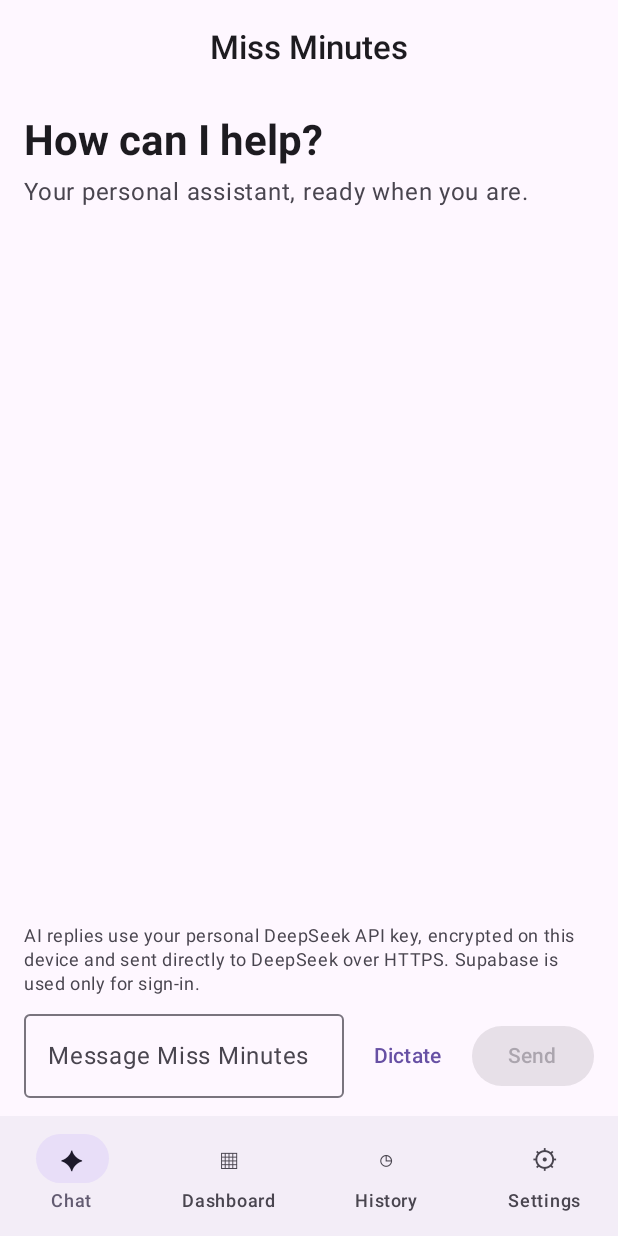
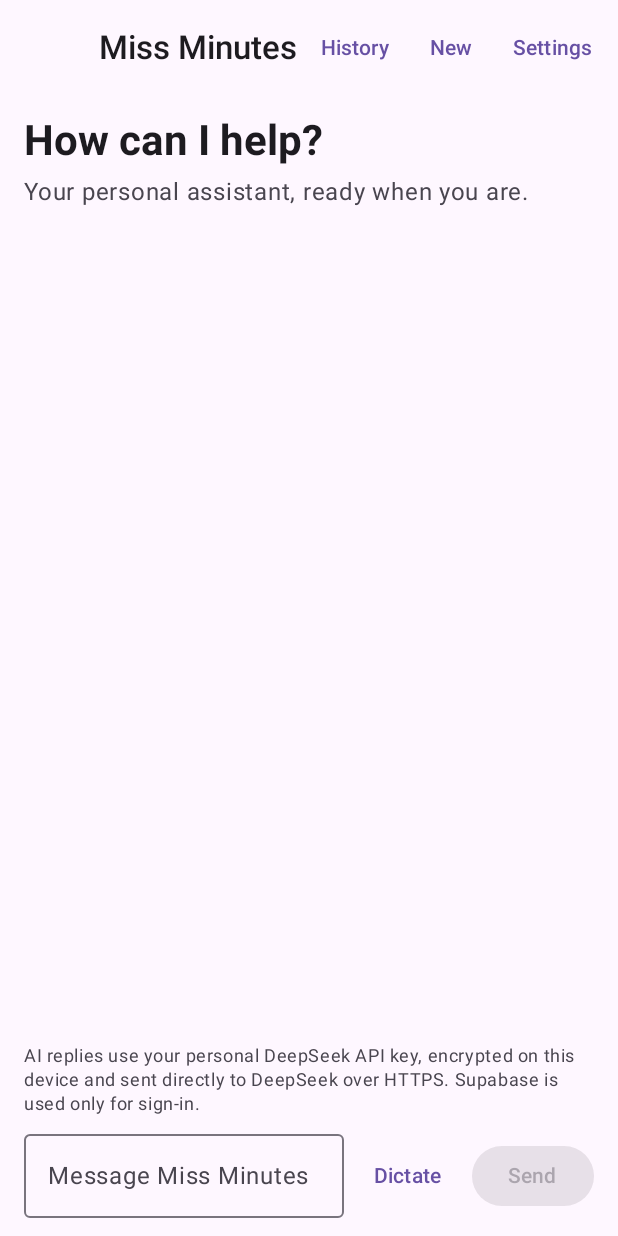
Before and after one commit to Khayom1/Miss-Minutes-Assistant, an Android app built with Jetpack Compose: the screen it shows after launch (MainActivity), after a tap on "Continue as guest — no account needed", on a phone screen of 412 x 824 dp. Run offline under Robolectric (Android 15) with nearby library versions, the phone set to English and light mode, and no system bars; pictures from the network do not load; 11 statements that could not run were skipped.

Commit message:
Replace bottom navigation with three chat-first top controls

```diff
--- a/app/src/main/java/com/khayom1/missminutes/ui/MissMinutesApp.kt
+++ b/app/src/main/java/com/khayom1/missminutes/ui/MissMinutesApp.kt
@@ -1412,26 +1412,25 @@ fun MissMinutesApp(
                                     text = ProductIdentity.NAME,
                                     fontWeight = FontWeight.SemiBold
                                 )
+                            },
+                            actions = {
+                                TextButton(onClick = { selectedScreenName = AppScreen.History.name }) {
+                                    Text(copy.history)
+                                }
+                                TextButton(onClick = startNewConversation) {
+                                    Text(
+                                        when (language) {
+                                            AppLanguage.English -> "New"
+                                            AppLanguage.Russian -> "Новый"
+                                            AppLanguage.Tajik -> "Нав"
+                                        }
+                                    )
+                                }
+                                TextButton(onClick = { selectedScreenName = AppScreen.Settings.name }) {
+                                    Text(copy.settings)
+                                }
                             }
                         )
-                    },
-                    bottomBar = {
-                        NavigationBar {
-                            AppScreen.entries.forEach { item ->
-                                val label = when (item) {
-                                    AppScreen.Chat -> copy.chat
-                                    AppScreen.Dashboard -> copy.dashboard
-                                    AppScreen.History -> copy.history
-                                    AppScreen.Settings -> copy.settings
-                                }
-                                NavigationBarItem(
-                                    selected = screen == item,
-                                    onClick = { selectedScreenName = item.name },
-                                    icon = { Text(item.symbol, fontSize = 18.sp) },
-                                    label = { Text(label) }
-                                )
-                            }
-                        }
                     }
                 ) { innerPadding ->
                     Column(
```
